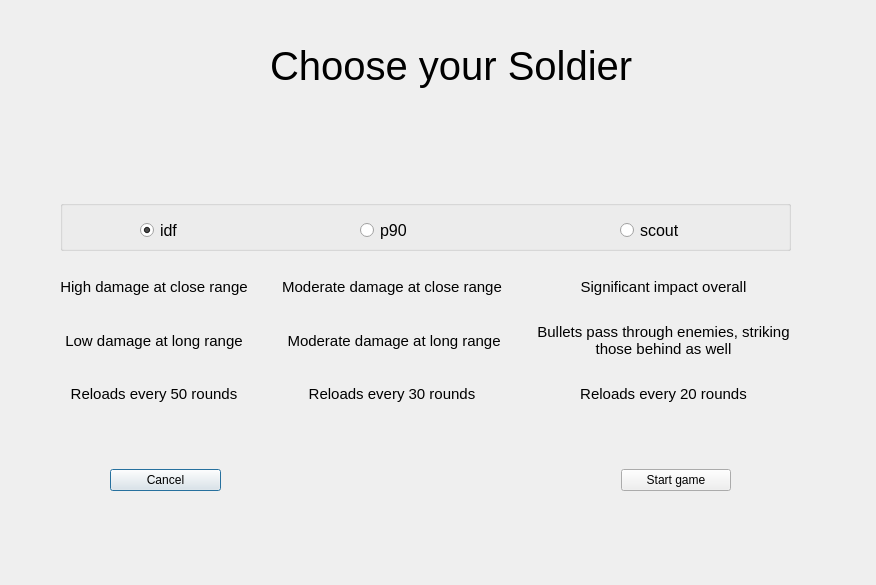
Before: the Qt Designer form client/choosesoldier.ui in Merok23/TPG-Taller-Left4dead-Grupo1, drawn with Qt 5.
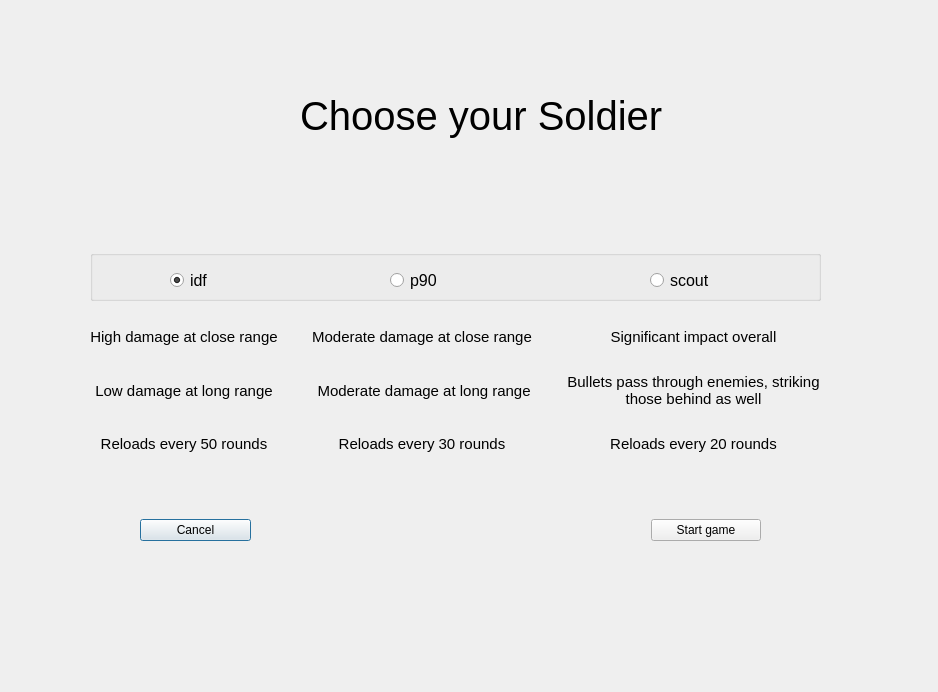
After: the same form once the commit is applied. Icons and pictures are not drawn.

The edit to the form file:
```diff
--- a/client/choosesoldier.ui
+++ b/client/choosesoldier.ui
@@ -6,8 +6,8 @@
    <rect>
     <x>0</x>
     <y>0</y>
-    <width>876</width>
-    <height>585</height>
+    <width>938</width>
+    <height>692</height>
    </rect>
   </property>
   <property name="windowTitle">
@@ -16,8 +16,8 @@
   <widget class="QLabel" name="title">
    <property name="geometry">
     <rect>
-     <x>270</x>
-     <y>40</y>
+     <x>300</x>
+     <y>90</y>
      <width>371</width>
      <height>51</height>
     </rect>
@@ -34,8 +34,8 @@
   <widget class="QWidget" name="horizontalLayoutWidget">
    <property name="geometry">
     <rect>
-     <x>110</x>
-     <y>440</y>
+     <x>140</x>
+     <y>490</y>
      <width>621</width>
      <height>80</height>
     </rect>
@@ -63,8 +63,8 @@
   <widget class="QWidget" name="gridLayoutWidget">
    <property name="geometry">
     <rect>
-     <x>60</x>
-     <y>260</y>
+     <x>90</x>
+     <y>310</y>
      <width>731</width>
      <height>161</height>
     </rect>
@@ -227,8 +227,8 @@
   <widget class="QLabel" name="IDF_img">
    <property name="geometry">
     <rect>
-     <x>130</x>
-     <y>120</y>
+     <x>160</x>
+     <y>170</y>
      <width>71</width>
      <height>94</height>
     </rect>
@@ -243,8 +243,8 @@
   <widget class="QLabel" name="P90_img">
    <property name="geometry">
     <rect>
-     <x>370</x>
-     <y>120</y>
+     <x>400</x>
+     <y>170</y>
      <width>81</width>
      <height>94</height>
     </rect>
@@ -259,8 +259,8 @@
   <widget class="QLabel" name="Scout_img">
    <property name="geometry">
     <rect>
-     <x>630</x>
-     <y>120</y>
+     <x>660</x>
+     <y>170</y>
      <width>71</width>
      <height>94</height>
     </rect>
@@ -275,8 +275,8 @@
   <widget class="QGroupBox" name="soldier_box">
    <property name="geometry">
     <rect>
-     <x>60</x>
-     <y>200</y>
+     <x>90</x>
+     <y>250</y>
      <width>731</width>
      <height>51</height>
     </rect>
```
